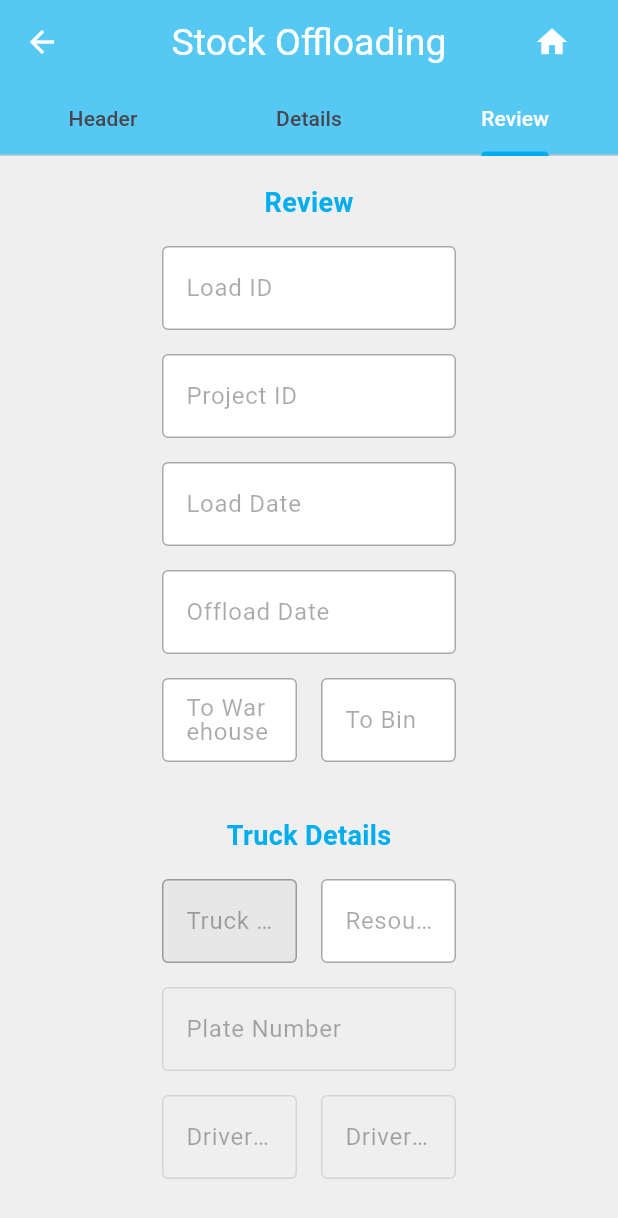
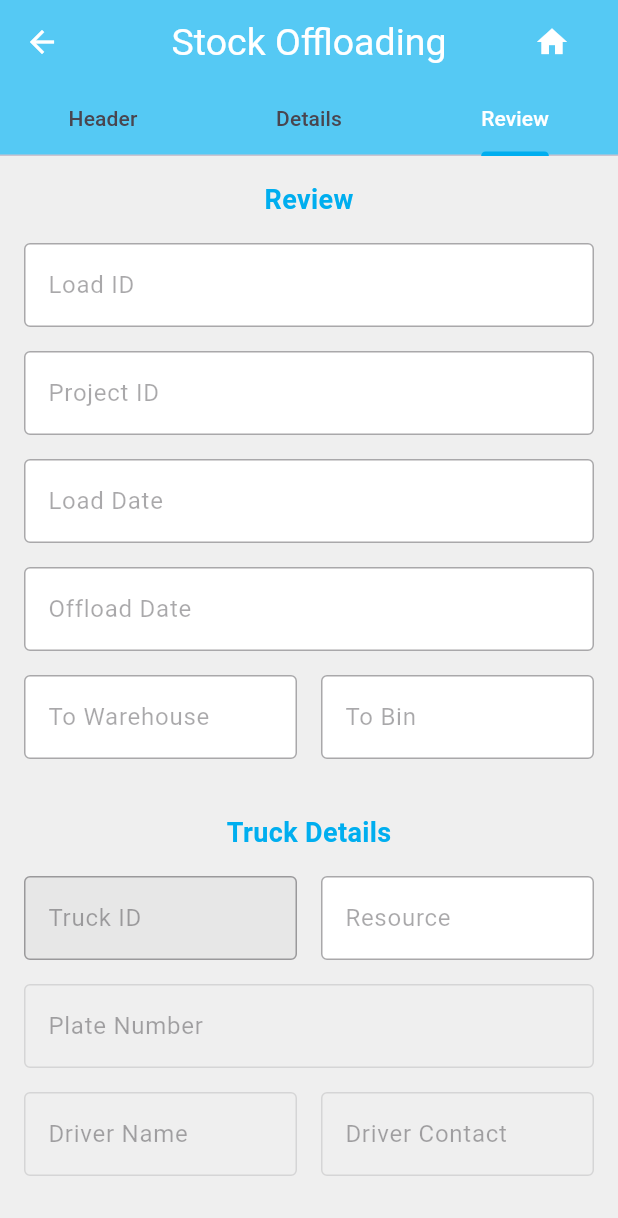
Before and after one commit to juzer-index/precast_demo, a Flutter app: the StockOffloading screen opened directly with empty values, tab 3 chosen, on a phone screen of 412 x 824 dp. Shown: the top 1218 px of the screen. Run offline on Flutter 3.47's test engine with Material 3 defaults, Android fonts, the phone set to English and light mode, and no system bars; our stand-ins replace dropdown_search, fl_chart, flutter_dotenv, infinite_scroll_pagination, printing and 2 more; missing offline and left inert: dart:ffi, qr_code_scanner; accounts and stored records are empty; network calls fail; statements that could not run were skipped.

Commit message:
Mobile view fix
Side Padding fix in mobile view

```diff
--- a/lib/elementInstallationPg.dart
+++ b/lib/elementInstallationPg.dart
@@ -207,7 +207,9 @@ class _ElementInstallationState extends State<ElementInstallation> {
                 : const SizedBox(),
                             Expanded(
               child: Padding(
-                padding: const EdgeInsets.fromLTRB(100, 10, 100, 10),
+                padding: width > 600
+                    ? const EdgeInsets.fromLTRB(100, 10, 100, 10)
+                    : const EdgeInsets.all(8),
                 child: SingleChildScrollView(
                   child: Center(
                     child: Column(
--- a/lib/stockLoadingPage.dart
+++ b/lib/stockLoadingPage.dart
@@ -456,7 +456,9 @@ class _StockLoadingState extends State<StockLoading>
                                     ),
                                     Expanded(
                                       child: Padding(
-                                        padding: const EdgeInsets.fromLTRB(100, 10, 100, 10),
+                                        padding: width > 600
+                                            ? const EdgeInsets.fromLTRB(100, 10, 100, 10)
+                                            : const EdgeInsets.all(8),
                                         child: TabBarView(
                                           controller: _tabController,
                                           children: widget.LinesOriented
--- a/lib/stockOffloadingPage.dart
+++ b/lib/stockOffloadingPage.dart
@@ -491,7 +491,9 @@ class _StockOffloadingState extends State<StockOffloading>
                             ),
                             Expanded(
                               child: Padding(
-                                  padding: const EdgeInsets.fromLTRB(100, 10, 100, 10),
+                                  padding: width > 600
+                                      ? const EdgeInsets.fromLTRB(100, 10, 100, 10)
+                                      : const EdgeInsets.all(8),
                                   child: TabBarView(controller: _tabController, children: [
                                     //Tab 1 Content
                                     SingleChildScrollView(
```
